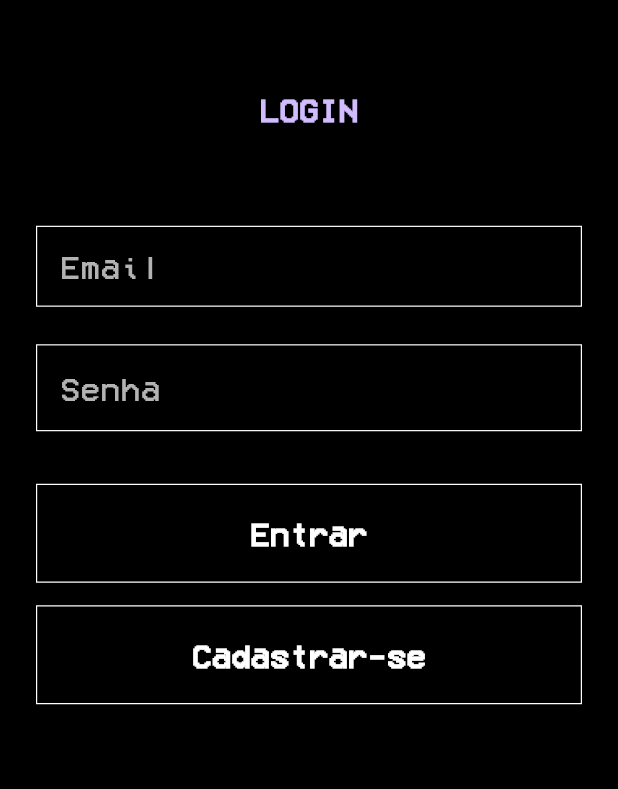
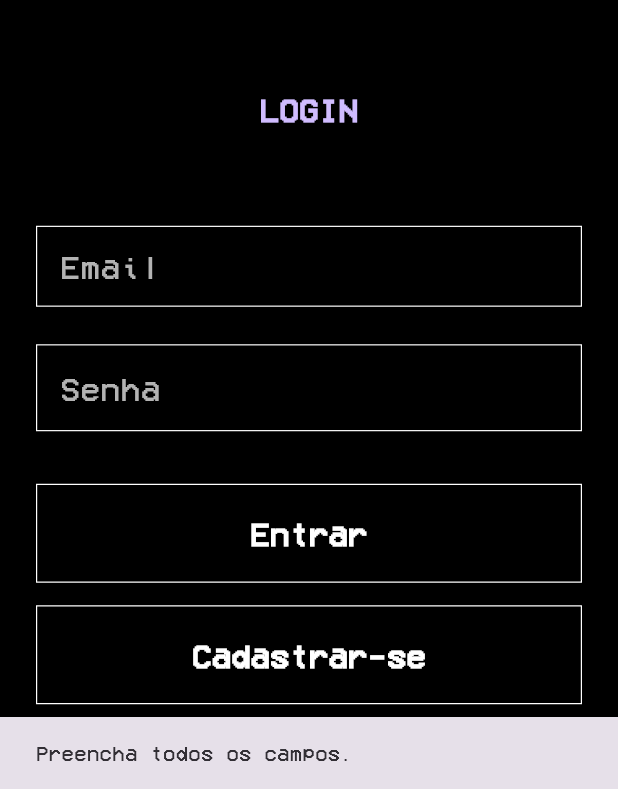
Before and after one commit to sophpg/TileFetch, a Flutter app: the screen it shows after launch, after a tap on "Entrar", on a phone screen of 412 x 824 dp, the part 447-1236 px from its top. Run offline on Flutter 3.47's test engine with Material 3 defaults, Android fonts, the phone set to English and light mode, and no system bars; our stand-ins replace cloud_firestore, firebase_auth, firebase_core, flutter_svg; missing offline and left inert: pixelarticons; accounts and stored records are empty.

Commit message:
Adicionado a conexão do firebaseauth e cloud firebase na tela de login e tela de cadastro

```diff
--- a/lib/login_page.dart
+++ b/lib/login_page.dart
@@ -1,9 +1,73 @@
 import 'package:flutter/material.dart';
+import 'package:firebase_auth/firebase_auth.dart';
+import 'home_page.dart';
 import 'register_page.dart';
 import 'theme/app_fonts.dart';
 
-class LoginPage extends StatelessWidget {
+class LoginPage extends StatefulWidget {
   const LoginPage({super.key});
+
+  @override
+  State<LoginPage> createState() => _LoginPageState();
+}
+
+class _LoginPageState extends State<LoginPage> {
+  final TextEditingController _emailController = TextEditingController();
+  final TextEditingController _passwordController = TextEditingController();
+  bool _isLoading = false;
+
+  Future<void> _signIn() async {
+    if (_emailController.text.isEmpty || _passwordController.text.isEmpty) {
+      ScaffoldMessenger.of(context).showSnackBar(
+        const SnackBar(content: Text("Preencha todos os campos.")),
+      );
+      return;
+    }
+
+    setState(() => _isLoading = true);
+    try {
+      await FirebaseAuth.instance.signInWithEmailAndPassword(
+        email: _emailController.text.trim(),
+        password: _passwordController.text.trim(),
+      );
+      if (mounted) {
+        Navigator.pushReplacement(
+          context,
+          MaterialPageRoute(builder: (_) => const HomePage()),
+        );
+      }
+    } on FirebaseAuthException catch (e) {
+      String message = "Ocorreu um erro ao entrar.";
+      if (e.code == 'user-not-found') {
+        message = "Usuário não encontrado.";
+      } else if (e.code == 'wrong-password') {
+        message = "Senha incorreta.";
+      } else if (e.code == 'invalid-email') {
+        message = "E-mail inválido.";
+      }
+
+      if (mounted) {
+        ScaffoldMessenger.of(context).showSnackBar(
+          SnackBar(content: Text(message)),
+        );
+      }
+    } catch (e) {
+      if (mounted) {
+        ScaffoldMessenger.of(context).showSnackBar(
+          SnackBar(content: Text("Erro: ${e.toString()}")),
+        );
+      }
+    } finally {
+      if (mounted) setState(() => _isLoading = false);
+    }
+  }
+
+  @override
+  void dispose() {
+    _emailController.dispose();
+    _passwordController.dispose();
+    super.dispose();
+  }
 
   @override
   Widget build(BuildContext context) {
@@ -39,48 +103,35 @@ class LoginPage extends StatelessWidget {
           Positioned.fill(
             child: Image.asset(
               backgroundPath,
-
               fit: BoxFit.cover,
-
               filterQuality: FilterQuality.high,
             ),
           ),
-
           Positioned.fill(
             child: Container(color: Colors.black.withValues(alpha: 0.35)),
           ),
-
           Center(
             child: SingleChildScrollView(
               padding: const EdgeInsets.all(24),
-
               child: ConstrainedBox(
                 constraints: const BoxConstraints(maxWidth: maxContentWidth),
-
                 child: Column(
                   mainAxisAlignment: MainAxisAlignment.center,
                   children: [
                     SizedBox(
                       width: 180,
-
                       child: Image.asset(
                         logoPath,
-
                         fit: BoxFit.contain,
-
                         filterQuality: FilterQuality.high,
                       ),
                     ),
-
                     const SizedBox(height: 30),
-
                     Text(
                       "TileFetch",
                       style: AppFonts.title(color: Colors.white),
                     ),
-
                     const SizedBox(height: 65),
-
                     Text(
                       "LOGIN",
                       style: AppFonts.body(
@@ -88,75 +139,66 @@ class LoginPage extends StatelessWidget {
                         weight: FontWeight.bold,
                       ),
                     ),
-
                     const SizedBox(height: 65),
-
                     TextField(
+                      controller: _emailController,
+                      keyboardType: TextInputType.emailAddress,
                       style: AppFonts.body(size: 18, color: Colors.white),
-
                       decoration: InputDecoration(
                         labelText: "Email",
-
                         filled: true,
                         fillColor: fieldBackground,
-
                         labelStyle: AppFonts.body(
                           color: Colors.white70,
                         ),
-
                         border: defaultBorder,
                         enabledBorder: defaultBorder,
                         focusedBorder: focusedBorder,
                       ),
                     ),
-
-                    SizedBox(height: fieldSpacing),
-
+                    const SizedBox(height: fieldSpacing),
                     TextField(
+                      controller: _passwordController,
                       obscureText: true,
-
                       style: AppFonts.body(color: Colors.white),
-
                       decoration: InputDecoration(
                         labelText: "Senha",
-
                         filled: true,
                         fillColor: fieldBackground,
-
                         labelStyle: AppFonts.body(color: Colors.white70),
-
                         border: defaultBorder,
                         enabledBorder: defaultBorder,
                         focusedBorder: focusedBorder,
                       ),
                     ),
-
                     const SizedBox(height: 35),
-
                     SizedBox(
                       width: double.infinity,
-
                       child: TextButton(
                         style: TextButton.styleFrom(
                           backgroundColor: fieldBackground,
-
                           padding: const EdgeInsets.symmetric(
                             vertical: buttonHeight,
                           ),
-
                           side: const BorderSide(
                             color: borderColor,
                             width: borderWidth,
                           ),
-
                           shape: const RoundedRectangleBorder(
                             borderRadius: BorderRadius.zero,
                           ),
                         ),
-
-                        onPressed: () {},
-
-                        child: Text(
+                        onPressed: _isLoading ? null : _signIn,
+                        child: _isLoading
+                            ? const SizedBox(
+                                height: 20,
+                                width: 20,
+                                child: CircularProgressIndicator(
+                                  color: Colors.white,
+                                  strokeWidth: 2,
+                                ),
+                              )
+                            : Text(
                                 "Entrar",
                                 style: AppFonts.body(
                                   color: Colors.white,
@@ -165,30 +207,23 @@ class LoginPage extends StatelessWidget {
                               ),
                       ),
                     ),
-
                     const SizedBox(height: 15),
-
                     SizedBox(
                       width: double.infinity,
-
                       child: TextButton(
                         style: TextButton.styleFrom(
                           backgroundColor: fieldBackground,
-
                           padding: const EdgeInsets.symmetric(
                             vertical: buttonHeight,
                           ),
-
                           side: const BorderSide(
                             color: borderColor,
                             width: borderWidth,
                           ),
-
                           shape: const RoundedRectangleBorder(
                             borderRadius: BorderRadius.zero,
                           ),
                         ),
-
                         onPressed: () {
                           Navigator.push(
                             context,
@@ -197,7 +232,6 @@ class LoginPage extends StatelessWidget {
                             ),
                           );
                         },
-
                         child: Text(
                           "Cadastrar-se",
                           style: AppFonts.body(
--- a/lib/main.dart
+++ b/lib/main.dart
@@ -1,8 +1,14 @@
+import 'package:firebase_core/firebase_core.dart';
 import 'package:flutter/material.dart';
+import 'firebase_options.dart';
 import 'login_page.dart';
 import 'theme/app_fonts.dart';
 
-void main() {
+void main() async {
+  WidgetsFlutterBinding.ensureInitialized();
+  await Firebase.initializeApp(
+    options: DefaultFirebaseOptions.currentPlatform,
+  );
   runApp(const MyApp());
 }
 
--- a/pubspec.yaml
+++ b/pubspec.yaml
@@ -31,6 +31,9 @@ dependencies:
   flutter:
     sdk: flutter
   flutter_svg: ^2.1.1
+  firebase_core: ^3.1.1
+  firebase_auth: ^5.1.1
+  cloud_firestore: ^5.1.0
 
   pixelarticons: ^0.4.0
 
```
Also changed, not shown: lib/home_page.dart (+13 -0 lines), lib/register_page.dart (+87 -81 lines), firebase.json (added), lib/firebase_options.dart (added), pubspec.lock, 6 other files. Lines whose indentation alone changed are shown as unchanged.
